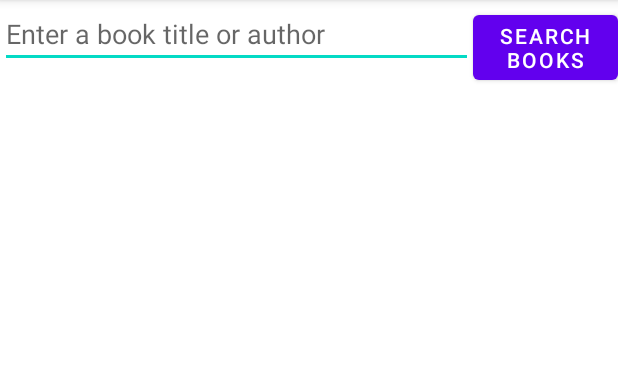
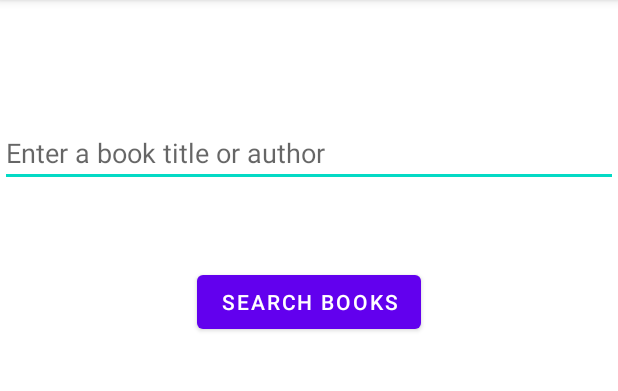
Before and after one commit to markusmeresma/mybooks, an Android app: the screen it shows after launch (MainActivity), after a tap on "SEARCH BOOKS", on a phone screen of 412 x 824 dp, the part 84-475 px from its top. Run offline under Robolectric (Android 15) with nearby library versions, the phone set to English and light mode, and no system bars.

Commit message:
Book search working

```diff
--- a/app/src/main/java/com/example/mybooks/MainActivity.java
+++ b/app/src/main/java/com/example/mybooks/MainActivity.java
@@ -17,21 +17,18 @@ public class MainActivity extends AppCompatActivity {
         super.onCreate(savedInstanceState);
         setContentView(R.layout.activity_main);
 
-        EditText searchInput = (EditText) findViewById(R.id.searchInput);
+        final EditText searchInput = (EditText) findViewById(R.id.searchInput);
         Button searchButton = (Button) findViewById(R.id.searchButton);
 
-        // A variable to save user input
-        String queryParams = searchInput.getText().toString();
-        Log.i(getResources().getString(R.string.app_name), "User input " + queryParams);
 
         searchButton.setOnClickListener(new View.OnClickListener() {
             @Override
             public void onClick(View v) {
-                SearchTask searchTask = new SearchTask();
-                // URL is broken
-                String requestURL = searchTask.createURLString(queryParams);
-                Log.i(getResources().getString(R.string.app_name), "URL " + requestURL);
-                new SearchTask().execute(requestURL);
+                String userQuery = searchInput.getText().toString();
+                // For debugging purposes
+                Log.i(getResources().getString(R.string.app_name), "userQuery " + userQuery);
+
+                new SearchTask().execute(userQuery);
             }
         });
 
--- a/app/src/main/java/com/example/mybooks/SearchTask.java
+++ b/app/src/main/java/com/example/mybooks/SearchTask.java
@@ -8,6 +8,7 @@ public class SearchTask extends AsyncTask<String, Void, String> {
     private Utils utils = new Utils();
     private static final String log_tag = SearchTask.class.getSimpleName();
 
+    /*
     public String createURLString (String requestParameters)
     {
         String stringURL;
@@ -15,7 +16,7 @@ public class SearchTask extends AsyncTask<String, Void, String> {
         // Something is broken here - try using uri in utils class to build up the url instead of this approach
         // Build URL string with search parameters given by the user
         StringBuilder stringBuilder = new StringBuilder();
-        stringBuilder.append(R.string.GOOGLE_BOOKS_API + requestParameters);
+        stringBuilder.append(GOOGLE_BOOKS_API + requestParameters);
 
         stringURL = stringBuilder.toString();
 
@@ -23,6 +24,7 @@ public class SearchTask extends AsyncTask<String, Void, String> {
 
         return stringURL;
     }
+    */
 
     @Override
     protected String doInBackground(String... urls) {
@@ -31,7 +33,7 @@ public class SearchTask extends AsyncTask<String, Void, String> {
 
         String requestedData;
 
-        requestedData = utils.makeHttpRequest(utils.URLCreator(urls[0]));
+        requestedData = utils.makeHttpRequest(urls[0]);
         Log.i(log_tag, "Returned data: " + requestedData);
 
         return null;
--- a/app/src/main/java/com/example/mybooks/Utils.java
+++ b/app/src/main/java/com/example/mybooks/Utils.java
@@ -1,6 +1,8 @@
 package com.example.mybooks;
 
+import android.net.Uri;
 import android.os.AsyncTask;
+import android.service.autofill.AutofillService;
 import android.util.Log;
 
 import java.io.BufferedReader;
@@ -9,6 +11,8 @@ import java.io.InputStream;
 import java.io.InputStreamReader;
 import java.net.HttpURLConnection;
 import java.net.MalformedURLException;
+import java.net.URI;
+import java.net.URISyntaxException;
 import java.net.URL;
 
 public class Utils {
@@ -20,17 +24,21 @@ public class Utils {
     /**
      * Return string later
      * Make private later
-     * @param url
+     * @param
      * @retun String
      */
-    public String makeHttpRequest (URL url)
+    public String makeHttpRequest (String userQuery)
     {
         HttpURLConnection connection = null;
         BufferedReader bufferedReader = null;
         int responseCode;
-        String returnedJSONString = null;
+        String JSONString = null;
+        URL url = null;
 
         try {
+            // Create URL
+            url = createURL(userQuery);
+
             // Open the network connection
             connection = (HttpURLConnection)url.openConnection();
             connection.setRequestMethod("GET");
@@ -62,7 +70,7 @@ public class Utils {
                     return null;
                 }
 
-                returnedJSONString = stringBuilder.toString();
+                JSONString = stringBuilder.toString();
 
             } else {
                 Log.e(log_tag, "Http request failed with code " + responseCode);
@@ -83,24 +91,35 @@ public class Utils {
             }
         }
 
-        return returnedJSONString;
+        return JSONString;
 
     }
 
     /**
      * Make private later
-     * @param urlString
+     * @param userQuery
      * @return
      */
-    public URL URLCreator (String urlString)
+    public URL createURL (String userQuery)
     {
+        final String GOOGLE_BOOKS_API = "https://www.googleapis.com/books/v1/volumes?";
+        final String QUERY_PARAM = "q";
+
         try {
-            URL url = new URL(urlString);
-            Log.i(log_tag, "Url" + url);
+            // Build up the query URI
+            Uri builtURI = Uri.parse(GOOGLE_BOOKS_API).buildUpon()
+                    .appendQueryParameter(QUERY_PARAM, userQuery)
+                    .build();
+
+            // Create URL
+            URL url = new URL(builtURI.toString());
+
             return url;
+
         } catch (MalformedURLException ex) {
             ex.printStackTrace();
         }
+
         return null;
     }
 }
--- a/app/src/main/res/layout/activity_main.xml
+++ b/app/src/main/res/layout/activity_main.xml
@@ -1,22 +1,35 @@
 <?xml version="1.0" encoding="utf-8"?>
-<LinearLayout xmlns:android="http://schemas.android.com/apk/res/android"
+<androidx.constraintlayout.widget.ConstraintLayout xmlns:android="http://schemas.android.com/apk/res/android"
     xmlns:app="http://schemas.android.com/apk/res-auto"
     xmlns:tools="http://schemas.android.com/tools"
     android:layout_width="match_parent"
     android:layout_height="match_parent"
+    android:orientation="vertical"
     tools:context=".MainActivity">
 
     <EditText
         android:id="@+id/searchInput"
-        android:layout_width="315dp"
+        android:layout_width="match_parent"
         android:layout_height="wrap_content"
+        android:autofillHints=""
         android:hint="@string/input_hint"
-        android:inputType="text" />
+        android:inputType="text"
+        app:layout_constraintBottom_toBottomOf="parent"
+        app:layout_constraintEnd_toEndOf="parent"
+        app:layout_constraintHorizontal_bias="1.0"
+        app:layout_constraintStart_toStartOf="parent"
+        app:layout_constraintTop_toTopOf="parent"
+        app:layout_constraintVertical_bias="0.11" />
 
     <Button
         android:id="@+id/searchButton"
-        android:layout_width="match_parent"
+        android:layout_width="wrap_content"
         android:layout_height="wrap_content"
-        android:text="@string/search_button" />
+        android:text="@string/search_button"
+        app:layout_constraintBottom_toBottomOf="parent"
+        app:layout_constraintEnd_toEndOf="parent"
+        app:layout_constraintStart_toStartOf="parent"
+        app:layout_constraintTop_toBottomOf="@+id/searchInput"
+        app:layout_constraintVertical_bias="0.088" />
 
-</LinearLayout>
+</androidx.constraintlayout.widget.ConstraintLayout>
--- a/app/src/main/res/values/strings.xml
+++ b/app/src/main/res/values/strings.xml
@@ -2,5 +2,4 @@
     <string name="app_name">MyBooks</string>
     <string name="input_hint">Enter a book title or author</string>
     <string name="search_button">Search books</string>
-    <string name="GOOGLE_BOOKS_API">https://www.googleapis.com/books/v1/volumes?q=</string>
 </resources>
```
